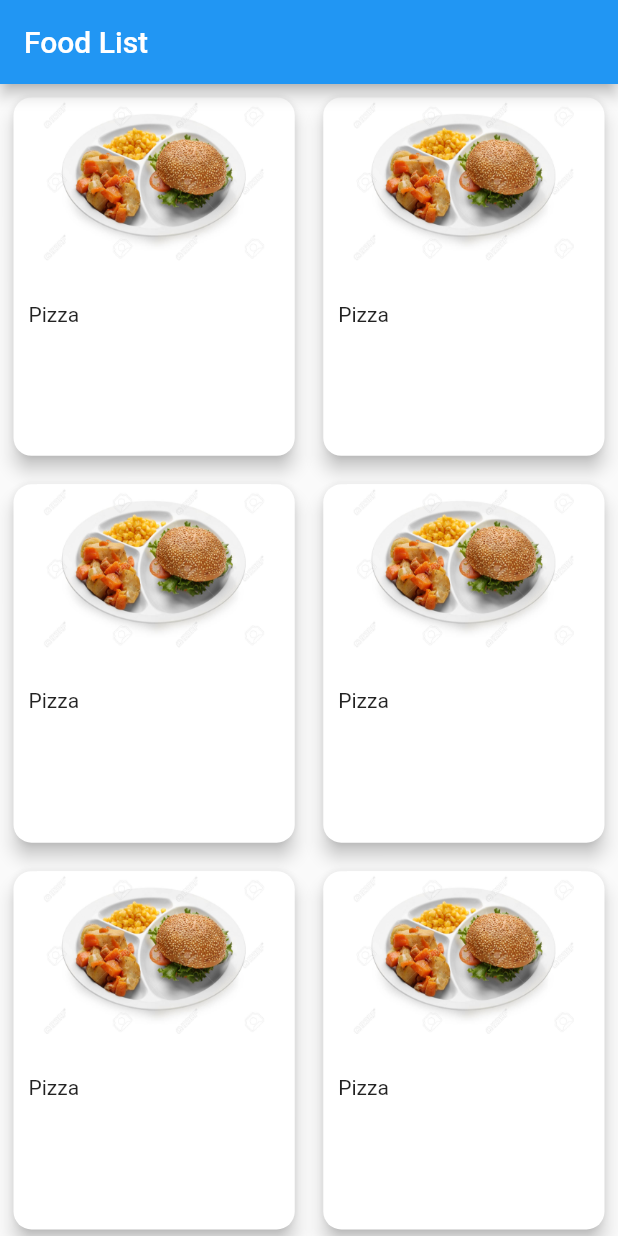
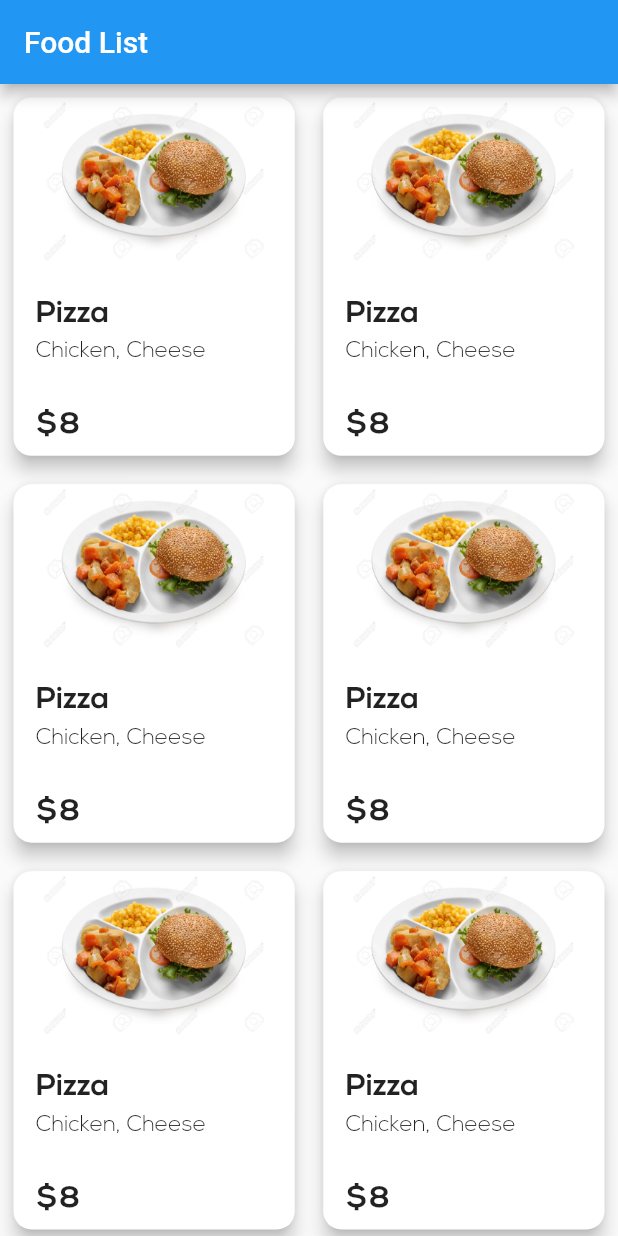
Before and after one commit to rezkyws/food-shop-flutter, a Flutter app: the screen it shows after launch, on a phone screen of 412 x 824 dp. Run offline on Flutter 3.47's test engine with Material 2 defaults, Android fonts, the phone set to English and light mode, and no system bars.

Commit message:
add category and price info to the card

```diff
--- a/lib/main_screen.dart
+++ b/lib/main_screen.dart
@@ -1,11 +1,12 @@
 import 'package:flutter/material.dart';
+import 'package:flutter/rendering.dart';
 
 class MainScreen extends StatelessWidget {
   @override
   Widget build(BuildContext context) {
-    Size screenSize = MediaQuery
-        .of(context)
-        .size;
+    // Size screenSize = MediaQuery
+    //     .of(context)
+    //     .size;
     // Orientation orientation = MediaQuery.of(context).orientation;
 
     return Scaffold(
@@ -54,12 +55,35 @@ class MainScreen extends StatelessWidget {
                             ),
                           ),
                           Padding(
-                            padding: const EdgeInsets.only(top: 50, left: 10),
+                            padding: const EdgeInsets.only(top: 50, left: 15),
                             child: Align(
                               alignment: Alignment.centerLeft,
-                              child: Text('Pizza'),
+                              child: Text(
+                                'Pizza',
+                                style: TextStyle(fontFamily: 'Nexa', fontSize: 20, fontWeight: FontWeight.bold),
+                              ),
                             ),
-                          )
+                          ),
+                          Padding(
+                            padding: const EdgeInsets.only(top: 100, left: 15),
+                            child: Align(
+                              alignment: Alignment.centerLeft,
+                              child: Text(
+                                'Chicken, Cheese',
+                                style: TextStyle(fontFamily: 'Nexa', fontSize: 15, fontStyle: FontStyle.normal),
+                              ),
+                            ),
+                          ),
+                          Padding(
+                            padding: const EdgeInsets.only(bottom: 10, left: 15),
+                            child: Align(
+                              alignment: Alignment.bottomLeft,
+                              child: Text(
+                                '\$\8',
+                                style: TextStyle(fontFamily: 'Nexa', fontSize: 20, fontWeight: FontWeight.bold),
+                              ),
+                            ),
+                          ),
                         ],
                       ),
                       // clipBehavior: Clip.antiAliasWithSaveLayer,
```
